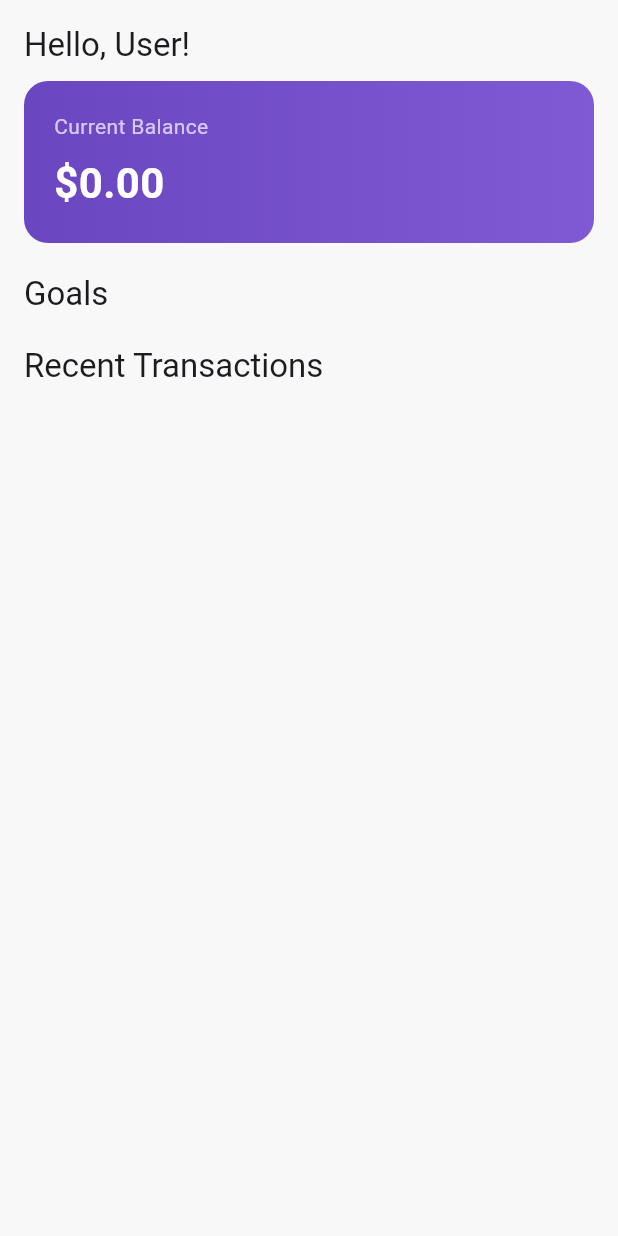
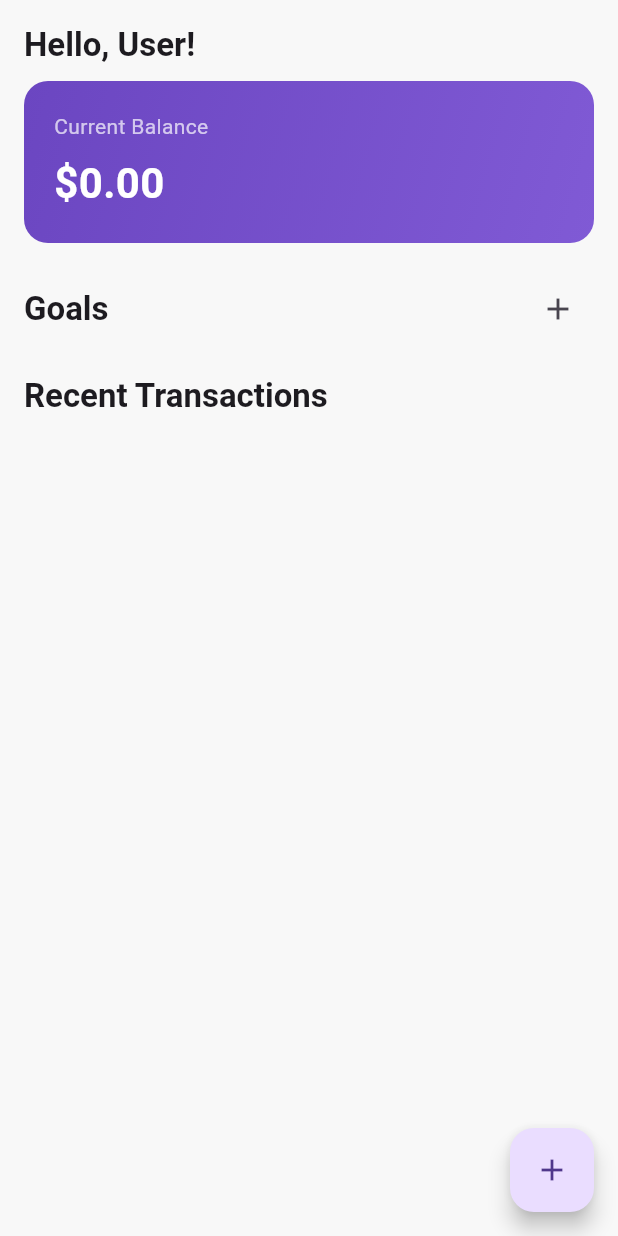
Before and after one commit to swangai7178/savings_app, a Flutter app: the DashboardPage screen opened by its route, on a phone screen of 412 x 824 dp. Run offline on Flutter 3.47's test engine with Material 3 defaults, Android fonts, the phone set to English and light mode, and no system bars; our stand-ins replace hive, hive_flutter; accounts and stored records are empty.

Commit message:
update on the dashboard

```diff
--- a/lib/models/goalmodel.dart
+++ b/lib/models/goalmodel.dart
@@ -1,28 +1,20 @@
-import 'package:hive_flutter/hive_flutter.dart';
-part 'goal_model.g.dart';
+// lib/models/goalmodel.dart
+import 'package:hive/hive.dart';
+
+part 'goalmodel.g.dart';
 
 @HiveType(typeId: 1)
-class GoalModel {
+class GoalModel extends HiveObject {
   @HiveField(0)
-  String name;
-
+  String name;           // ✅ Add this
   @HiveField(1)
-  double targetAmount;
-
+  double targetAmount;   // ✅ maybe you already had this
   @HiveField(2)
   double savedAmount;
-
-  @HiveField(3)
-  DateTime startDate;
-
-  @HiveField(4)
-  DateTime endDate;
 
   GoalModel({
     required this.name,
     required this.targetAmount,
-    this.savedAmount = 0,
-    required this.startDate,
-    required this.endDate,
+    required this.savedAmount,
   });
 }
--- a/lib/models/transactionmodel.dart
+++ b/lib/models/transactionmodel.dart
@@ -1,8 +1,10 @@
-import 'package:hive_flutter/hive_flutter.dart';
-part 'transaction_model.g.dart';
+// lib/models/transactionmodel.dart
+import 'package:hive/hive.dart';
 
-@HiveType(typeId: 0)
-class TransactionModel {
+part 'transactionmodel.g.dart';
+
+@HiveType(typeId: 2)
+class TransactionModel extends HiveObject {
   @HiveField(0)
   String title;
 
@@ -13,12 +15,12 @@ class TransactionModel {
   DateTime date;
 
   @HiveField(3)
-  bool isExpense;
+  bool isExpense; // ✅ Add this
 
   TransactionModel({
     required this.title,
     required this.amount,
     required this.date,
-    this.isExpense = true,
+    required this.isExpense,
   });
 }
--- a/lib/screens/dashboard_screen.dart
+++ b/lib/screens/dashboard_screen.dart
@@ -5,6 +5,7 @@ import 'package:my_saver/service/hive_service.dart';
 
 class DashboardPage extends StatefulWidget {
   const DashboardPage({super.key});
+
   @override
   State<DashboardPage> createState() => _DashboardPageState();
 }
@@ -31,7 +32,7 @@ class _DashboardPageState extends State<DashboardPage> {
     });
   }
 
-  void _addSavingToGoal(int index, double amount) async {
+  Future<void> _addSavingToGoal(int index, double amount) async {
     if (balance >= amount) {
       // deduct from balance
       balance -= amount;
@@ -42,7 +43,7 @@ class _DashboardPageState extends State<DashboardPage> {
       goal.savedAmount += amount;
       await HiveService.updateGoal(index, goal);
 
-      // add transaction
+      // add transaction record
       await HiveService.addTransaction(TransactionModel(
         title: 'Saved for ${goal.name}',
         amount: amount,
@@ -51,9 +52,9 @@ class _DashboardPageState extends State<DashboardPage> {
       ));
       _loadData();
     } else {
-      ScaffoldMessenger.of(context).showSnackBar(const SnackBar(
-        content: Text('Insufficient balance'),
-      ));
+      ScaffoldMessenger.of(context).showSnackBar(
+        const SnackBar(content: Text('Insufficient balance')),
+      );
     }
   }
 
@@ -67,8 +68,14 @@ class _DashboardPageState extends State<DashboardPage> {
           child: ListView(
             padding: const EdgeInsets.all(16),
             children: [
-              Text('Hello, User!',
-                  style: Theme.of(context).textTheme.titleLarge),
+              // Greeting
+              Text(
+                'Hello, User!',
+                style: Theme.of(context)
+                    .textTheme
+                    .titleLarge
+                    ?.copyWith(fontWeight: FontWeight.bold),
+              ),
               const SizedBox(height: 10),
 
               // Balance Card
@@ -77,59 +84,116 @@ class _DashboardPageState extends State<DashboardPage> {
                 decoration: BoxDecoration(
                   gradient: const LinearGradient(
                     colors: [Color(0xFF6B46C1), Color(0xFF805AD5)],
+                    begin: Alignment.topLeft,
+                    end: Alignment.bottomRight,
                   ),
                   borderRadius: BorderRadius.circular(16),
                 ),
                 child: Column(
                   crossAxisAlignment: CrossAxisAlignment.start,
                   children: [
-                    const Text('Current Balance',
-                        style: TextStyle(color: Colors.white70)),
+                    const Text(
+                      'Current Balance',
+                      style: TextStyle(color: Colors.white70),
+                    ),
                     const SizedBox(height: 8),
                     Text(
                       '\$${balance.toStringAsFixed(2)}',
                       style: const TextStyle(
                         color: Colors.white,
                         fontSize: 28,
-                          fontWeight: FontWeight.bold),
+                        fontWeight: FontWeight.bold,
+                      ),
                     ),
                   ],
                 ),
               ),
+
               const SizedBox(height: 20),
 
-              // Goals
-              Text('Goals', style: Theme.of(context).textTheme.titleLarge),
+              // Goals Section
+              Row(
+                mainAxisAlignment: MainAxisAlignment.spaceBetween,
+                children: [
+                  Text(
+                    'Goals',
+                    style: Theme.of(context)
+                        .textTheme
+                        .titleLarge
+                        ?.copyWith(fontWeight: FontWeight.bold),
+                  ),
+                  IconButton(
+                    icon: const Icon(Icons.add),
+                    onPressed: () {
+                      // navigate to add goal screen
+                    },
+                  ),
+                ],
+              ),
               ...goals.asMap().entries.map((entry) {
                 final i = entry.key;
                 final g = entry.value;
+                final progress = g.targetAmount == 0
+                    ? 0.0
+                    : g.savedAmount / g.targetAmount;
                 return Card(
+                  shape: RoundedRectangleBorder(
+                      borderRadius: BorderRadius.circular(12)),
+                  child: Padding(
+                    padding: const EdgeInsets.symmetric(vertical: 8),
                     child: ListTile(
-                    title: Text('${g.name} (${g.savedAmount}/${g.targetAmount})'),
-                    subtitle: LinearProgressIndicator(
-                        value: g.savedAmount / g.targetAmount),
+                      title: Text('${g.name}'),
+                      subtitle: Column(
+                        crossAxisAlignment: CrossAxisAlignment.start,
+                        children: [
+                          Text(
+                              '\$${g.savedAmount.toStringAsFixed(2)} / \$${g.targetAmount.toStringAsFixed(2)}'),
+                          const SizedBox(height: 4),
+                          LinearProgressIndicator(value: progress),
+                        ],
+                      ),
                       trailing: IconButton(
-                        icon: const Icon(Icons.add),
-                        onPressed: () async {
-                          _addSavingToGoal(i, 10); // example add $10
-                        }),
+                        icon: const Icon(Icons.savings),
+                        onPressed: () => _addSavingToGoal(i, 10), // add $10
+                      ),
+                    ),
                   ),
                 );
               }),
 
               const SizedBox(height: 20),
 
-              Text('Recent Transactions',
-                  style: Theme.of(context).textTheme.titleLarge),
+              // Recent Transactions Section
+              Text(
+                'Recent Transactions',
+                style: Theme.of(context)
+                    .textTheme
+                    .titleLarge
+                    ?.copyWith(fontWeight: FontWeight.bold),
+              ),
+              const SizedBox(height: 8),
               ...transactions.reversed.take(5).map((t) {
-                return ListTile(
+                return Card(
+                  margin: const EdgeInsets.symmetric(vertical: 4),
+                  child: ListTile(
+                    leading: CircleAvatar(
+                      backgroundColor: Colors.grey.shade200,
+                      child: Icon(
+                        t.isExpense ? Icons.arrow_upward : Icons.arrow_downward,
+                        color: t.isExpense ? Colors.red : Colors.green,
+                      ),
+                    ),
                     title: Text(t.title),
-                  subtitle: Text(
-                      '${t.date.toLocal().toString().substring(0, 16)}'),
+                    subtitle:
+                        Text('${t.date.toLocal().toString().substring(0, 16)}'),
                     trailing: Text(
-                    (t.isExpense ? '-' : '+') + t.amount.toStringAsFixed(2),
+                      (t.isExpense ? '-' : '+') +
+                          t.amount.toStringAsFixed(2),
                       style: TextStyle(
-                        color: t.isExpense ? Colors.red : Colors.green),
+                        fontWeight: FontWeight.bold,
+                        color: t.isExpense ? Colors.red : Colors.green,
+                      ),
+                    ),
                   ),
                 );
               }),
@@ -137,6 +201,12 @@ class _DashboardPageState extends State<DashboardPage> {
           ),
         ),
       ),
+      floatingActionButton: FloatingActionButton(
+        onPressed: () {
+          // navigate to add transaction/expense
+        },
+        child: const Icon(Icons.add),
+      ),
     );
   }
 }
```
Also changed, not shown: lib/models/goalmodel.g.dart (added), lib/models/transactionmodel.g.dart (added). Lines whose indentation alone changed are shown as unchanged.
